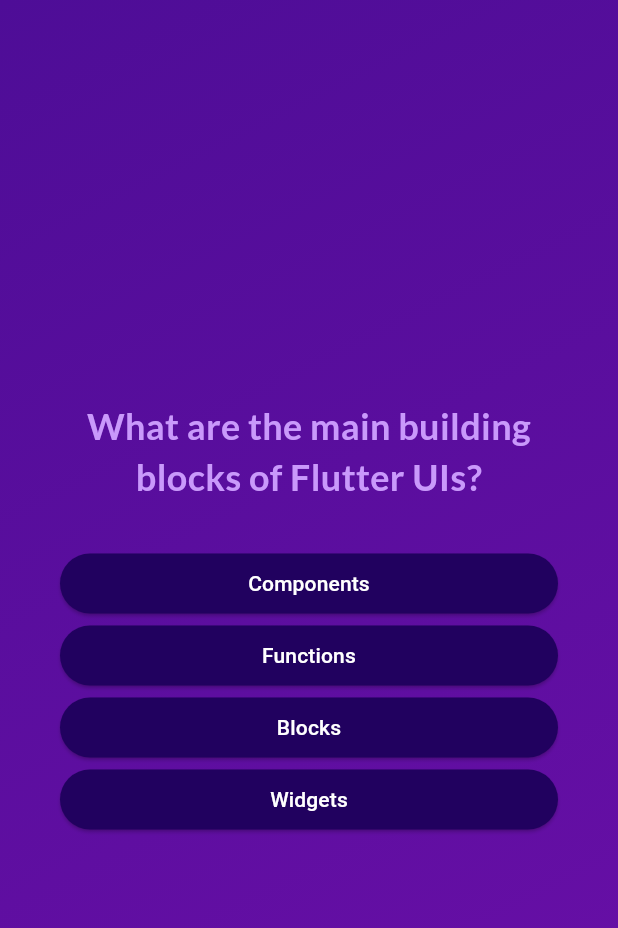
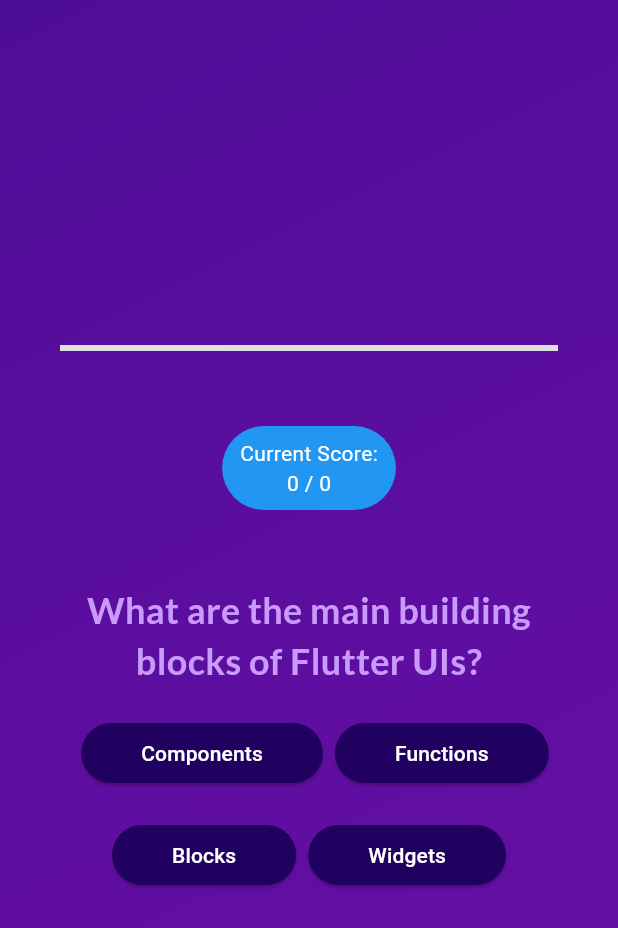
Before and after one commit to ModjModj/QuizApp, a Flutter app: the screen it shows after launch, after a tap on "Start Quiz", on a phone screen of 412 x 824 dp. Shown: the top 928 px of the screen. Run offline on Flutter 3.47's test engine with Material 3 defaults, Android fonts, the phone set to English and light mode, and no system bars; our stand-ins replace google_fonts.

```diff
--- /dev/null
+++ b/lib/progress_bar.dart
@@ -0,0 +1,21 @@
+import 'package:flutter/material.dart';
+
+class ProgressBar extends StatelessWidget {
+  const ProgressBar({
+    super.key,
+    required this.questions,
+    required this.answered,
+  });
+
+  final int questions;
+  final int answered;
+
+  @override
+  Widget build(BuildContext context) {
+    return LinearProgressIndicator(
+      value: (answered / questions),
+      backgroundColor: Colors.grey[300],
+      valueColor: AlwaysStoppedAnimation<Color>(Colors.blue),
+    );
+  }
+}
--- a/lib/questions_screen.dart
+++ b/lib/questions_screen.dart
@@ -2,6 +2,8 @@ import 'package:flutter/material.dart';
 import 'package:quiz_app/answer_button.dart';
 import 'package:quiz_app/data/questions.dart';
 import 'package:google_fonts/google_fonts.dart';
+import 'package:quiz_app/progress_bar.dart';
+import 'package:quiz_app/score.dart';
 
 class QuestionsScreen extends StatefulWidget {
   const QuestionsScreen({super.key, required this.onSelectAnswer});
@@ -16,10 +18,14 @@ class QuestionsScreen extends StatefulWidget {
 
 class _QuestionsScreenState extends State<QuestionsScreen> {
   var currentQuestionIndex = 0;
+  var correctAnswers = 0;
 
   void answerQuestion(String selectedAnswer) {
     widget.onSelectAnswer(selectedAnswer);
     setState(() {
+      if (selectedAnswer == questions[currentQuestionIndex].answers[0]) {
+        correctAnswers++;
+      }
       currentQuestionIndex++;
     });
   }
@@ -27,15 +33,32 @@ class _QuestionsScreenState extends State<QuestionsScreen> {
   @override
   Widget build(BuildContext context) {
     final currentQuestion = questions[currentQuestionIndex];
+    int totalQuestions = questions.length;
+    int questionsAnswered = currentQuestionIndex;
 
     return SizedBox(
       width: double.infinity,
+      height: double.infinity,
       child: Container(
         margin: const EdgeInsets.all(40),
-        child: Column(
-          mainAxisAlignment: MainAxisAlignment.center,
-          crossAxisAlignment: CrossAxisAlignment.stretch,
-          children: [
+        child: Wrap(
+          // Screen Alignment
+          runAlignment: WrapAlignment.center,
+          alignment: WrapAlignment.center,
+          crossAxisAlignment: WrapCrossAlignment.end,
+          // Button Padding
+          spacing: 8,
+          runSpacing: 20,
+          children: <Widget>[
+            ProgressBar(questions: totalQuestions, answered: questionsAnswered),
+            const SizedBox(height: 10),
+            Center(
+              child: Score(
+                questionsRight: correctAnswers,
+                answeredQuestions: questionsAnswered,
+              ),
+            ),
+            const SizedBox(height: 10),
             Text(
               textAlign: TextAlign.center,
               currentQuestion.text,
--- /dev/null
+++ b/lib/score.dart
@@ -0,0 +1,42 @@
+import 'package:flutter/material.dart';
+
+class Score extends StatelessWidget {
+  const Score({
+    super.key,
+    required this.questionsRight,
+    required this.answeredQuestions,
+  });
+
+  final int questionsRight;
+  final int answeredQuestions;
+
+  @override
+  Widget build(BuildContext context) {
+    return Row(
+      mainAxisSize: MainAxisSize.min,
+      children: [
+        Container(
+          decoration: BoxDecoration(
+            borderRadius: BorderRadius.circular(40),
+            color: Colors.blue,
+          ),
+          padding: const EdgeInsetsDirectional.symmetric(
+            vertical: 8,
+            horizontal: 12,
+          ),
+          child: Center(
+            child: Column(
+              children: [
+                Text('Current Score:', style: TextStyle(color: Colors.white)),
+                Text(
+                  '$questionsRight / $answeredQuestions',
+                  style: TextStyle(color: Colors.white),
+                ),
+              ],
+            ),
+          ),
+        ),
+      ],
+    );
+  }
+}
```
Also changed, not shown: 9 other files.
